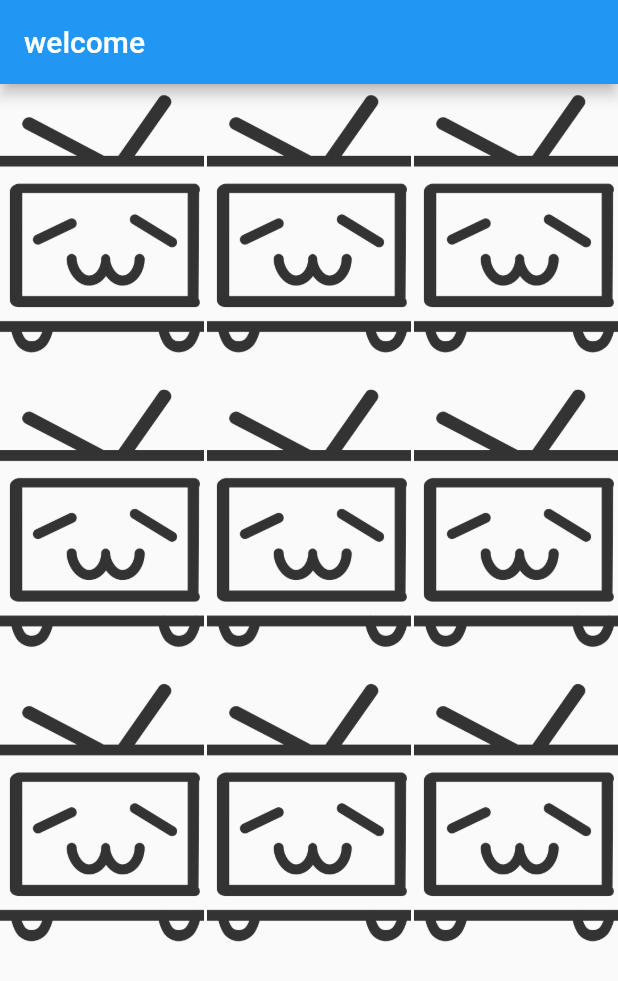
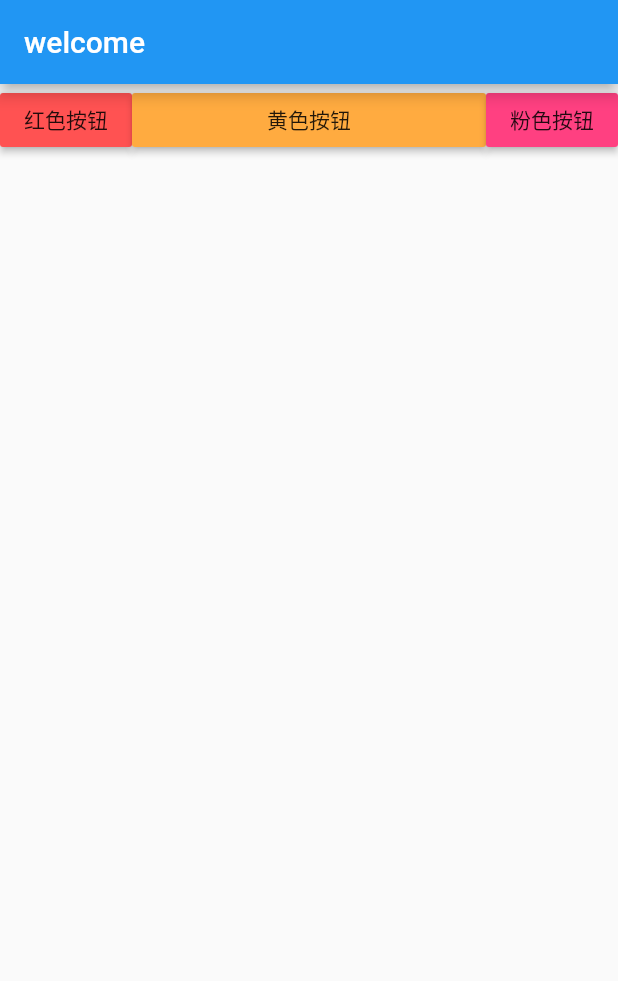
Before and after one commit to lb66/flutter-demo-2, a Flutter app: the screen it shows after launch, on a phone screen of 412 x 824 dp. Shown: the top 981 px of the screen. Run offline on Flutter 3.47's test engine with Material 2 defaults, Android fonts, the phone set to English and light mode, and no system bars.

Commit message:
Row水平布局

```diff
--- a/lib/main.dart
+++ b/lib/main.dart
@@ -6,6 +6,7 @@ import 'package:flutter/material.dart';
 void main() {
   runApp(MyApp());
 }
+
 class MyApp extends StatelessWidget {
   // final List<String> xxx;
   // MyApp({Key key, @required this.xxx}) : super(key: key);
@@ -15,25 +16,44 @@ class MyApp extends StatelessWidget {
         title: 'welcome',
         home: Scaffold(
             appBar: AppBar(title: new Text('welcome')),
-            body:GridView(
-            gridDelegate: SliverGridDelegateWithFixedCrossAxisCount(
-            crossAxisCount: 3,
-              mainAxisSpacing: 2.0,
-              crossAxisSpacing: 2.0,
-              childAspectRatio: 0.7
-            ),
-            children: <Widget>[
-             new Image.asset('images/b.png',fit: BoxFit.cover),
-             new Image.asset('images/b.png',fit: BoxFit.cover),
-             new Image.asset('images/b.png',fit: BoxFit.cover),
-             new Image.asset('images/b.png',fit: BoxFit.cover),
-             new Image.asset('images/b.png',fit: BoxFit.cover),
-             new Image.asset('images/b.png',fit: BoxFit.cover),
-             new Image.asset('images/b.png',fit: BoxFit.cover),
-             new Image.asset('images/b.png',fit: BoxFit.cover),
-             new Image.asset('images/b.png',fit: BoxFit.cover),
-            ],
-          )
+            body: new Row(
+              children: <Widget>[
+                new RaisedButton(
+                    onPressed: () {},
+                    color: Colors.redAccent,
+                    child: new Text('红色按钮')),
+                Expanded(
+                    child: new RaisedButton(
+                  onPressed: () {},
+                  color: Colors.orangeAccent,
+                  child: new Text('黄色按钮'),
+                )),
+                new RaisedButton(
+                    onPressed: () {},
+                    color: Colors.pinkAccent,
+                    child: new Text('粉色按钮'))
+              ],
+            )
+            //   body:GridView(
+            //   gridDelegate: SliverGridDelegateWithFixedCrossAxisCount(
+            //   crossAxisCount: 3,
+            //     mainAxisSpacing: 2.0,
+            //     crossAxisSpacing: 2.0,
+            //     childAspectRatio: 1.0
+            //   ),
+            //   children: <Widget>[
+            //    new Image.asset('images/b.png',fit: BoxFit.cover),
+            //    new Image.asset('images/b.png',fit: BoxFit.cover),
+            //    new Image.asset('images/b.png',fit: BoxFit.cover),
+            //    new Image.asset('images/b.png',fit: BoxFit.cover),
+            //    new Image.asset('images/b.png',fit: BoxFit.cover),
+            //    new Image.asset('images/b.png',fit: BoxFit.cover),
+            //    new Image.asset('images/b.png',fit: BoxFit.cover),
+            //    new Image.asset('images/b.png',fit: BoxFit.cover),
+            //    new Image.asset('images/b.png',fit: BoxFit.cover),
+            //   ],
+            // )
+
             // body: new ListView.builder(
             //     itemCount: xxx.length,
             //     itemBuilder: (context, index) {
```
